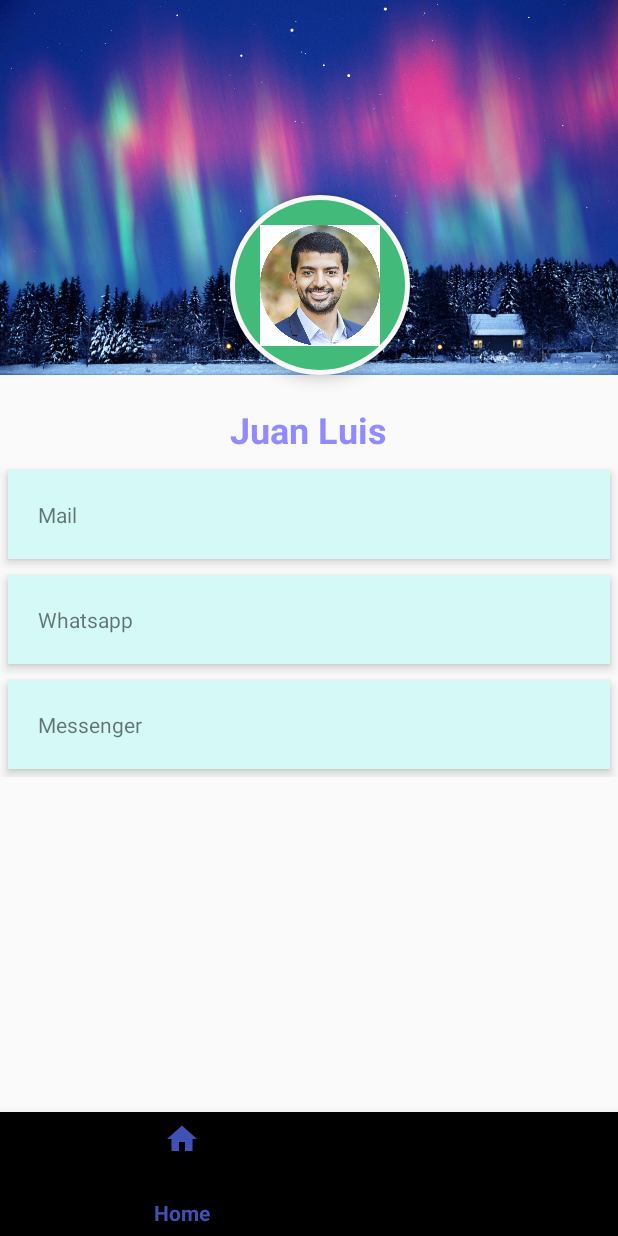
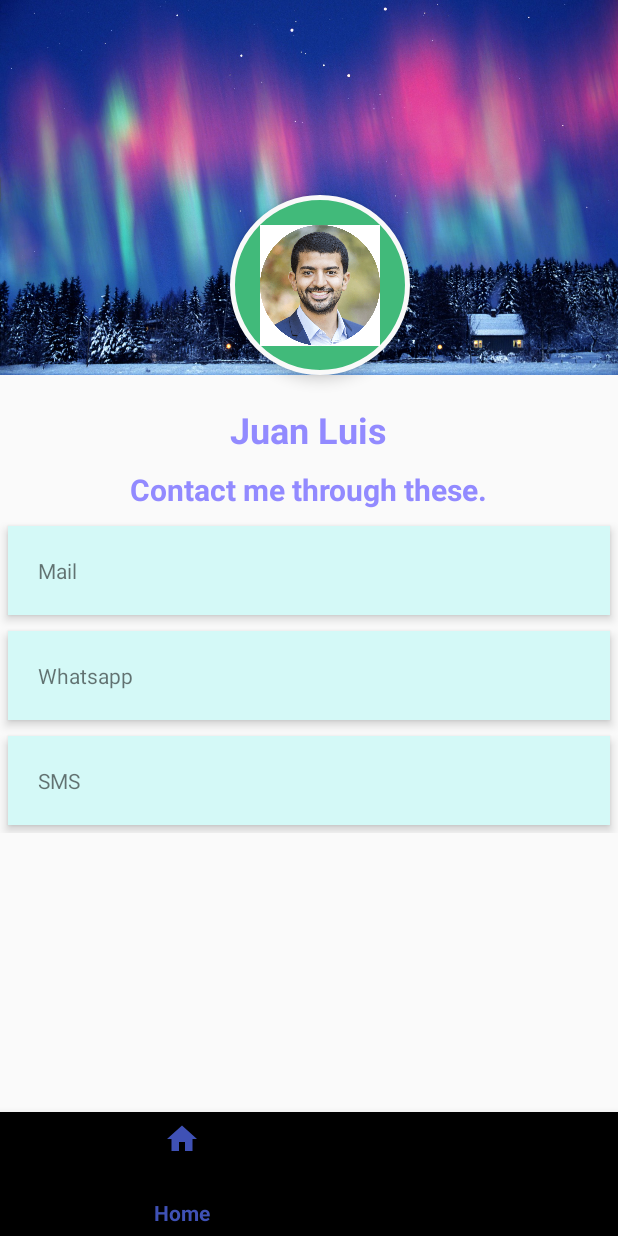
Before and after one commit to gertanoh/ForeignFriendApp, an Android app: the layout activity_student_online.xml on its own in the app's theme, with its tools: preview values and no code run, on a phone screen of 412 x 824 dp. Run offline under Robolectric (Android 15) with nearby library versions, the phone set to English and light mode, and no system bars.

Commit message:
Student online marker
- Add marker on student

```diff
--- a/app/src/main/res/layout/activity_student_online.xml
+++ b/app/src/main/res/layout/activity_student_online.xml
@@ -51,10 +51,24 @@
                 android:textStyle="bold"
                 />
 
+
+            <TextView
+                android:id="@+id/user_profile_text"
+                android:layout_below="@+id/user_profile_name"
+                android:layout_width="wrap_content"
+                android:layout_height="wrap_content"
+                android:layout_centerHorizontal="true"
+                android:layout_marginTop="10dp"
+                android:text="Contact me through these."
+                android:textColor="#928aff"
+                android:textSize="20dp"
+                android:textStyle="bold"
+                />
+
             <LinearLayout
                 android:layout_width="match_parent"
                 android:layout_height="wrap_content"
-                android:layout_below="@+id/user_profile_name"
+                android:layout_below="@+id/user_profile_text"
                 android:layout_marginTop="5dp"
                 android:orientation="vertical"
                 android:weightSum="3">
@@ -101,7 +115,7 @@
                     android:clickable="true"
                     android:elevation="4dp"
                     android:padding="20dp"
-                    android:text="Messenger"
+                    android:text="SMS"
                     android:onClick="messengerHandle"
                     android:layout_weight="1"
                     />
--- a/app/src/main/res/values/strings.xml
+++ b/app/src/main/res/values/strings.xml
@@ -143,4 +143,7 @@
     <string name="Name">Name</string>
     <string name="Phone">Phone</string>
     <string name="Whatsapp">Whatsapp</string>
+
+    <!-- strings related to student online -->
+    <string name="student_online_id">student_online_id</string>
 </resources>
```
Also changed, not shown: app/src/main/java/com/group11/kth/foreignfriend/MapsActivity.java (+8 -0 lines), app/src/main/java/com/group11/kth/foreignfriend/StudentOnlineActivity.java (+85 -0 lines), 2 other files.
